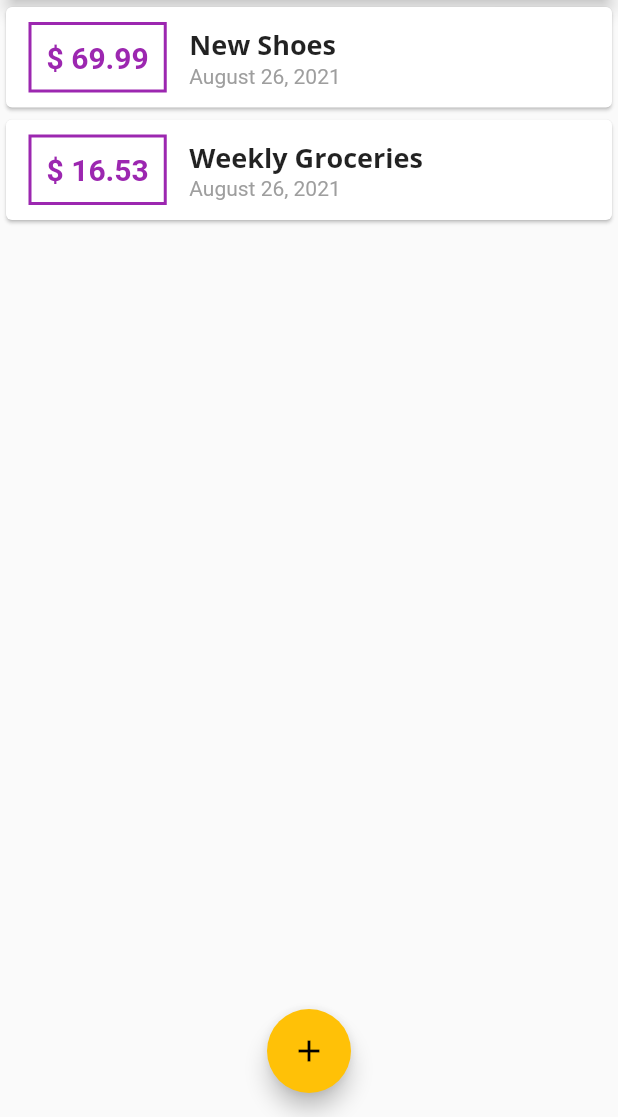
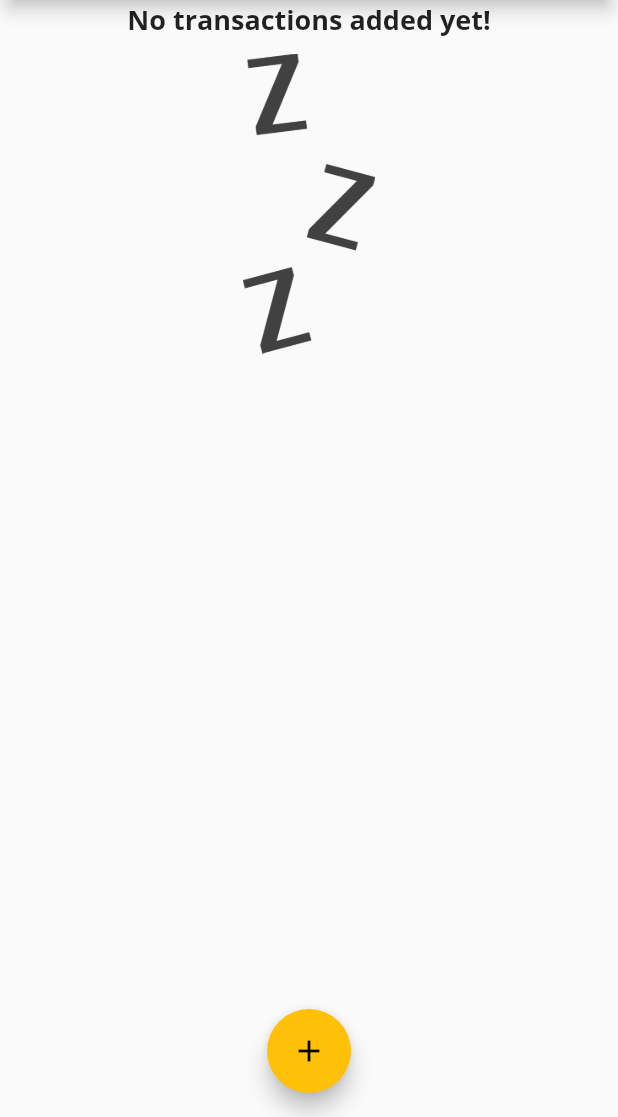
Before and after one commit to nacth/personal_expenses_app, a Flutter app: the screen it shows after launch, on a phone screen of 412 x 824 dp, the part 119-1236 px from its top. Run offline on Flutter 3.47's test engine with Material 2 defaults, Android fonts, the phone set to English and light mode, and no system bars.

```diff
--- a/lib/main.dart
+++ b/lib/main.dart
@@ -16,7 +16,7 @@ class MyApp extends StatelessWidget {
         accentColor: Colors.amber,
         fontFamily: 'Quicksand,',
         textTheme: ThemeData.light().textTheme.copyWith(
-              title: TextStyle(
+              headline6: TextStyle(
                 fontFamily: 'OpenSans',
                 fontWeight: FontWeight.bold,
                 fontSize: 18,
@@ -24,7 +24,7 @@ class MyApp extends StatelessWidget {
             ),
         appBarTheme: AppBarTheme(
           textTheme: ThemeData.light().textTheme.copyWith(
-                title: TextStyle(
+                headline6: TextStyle(
                     fontFamily: 'OpenSans',
                     fontSize: 20,
                     fontWeight: FontWeight.bold),
@@ -42,20 +42,7 @@ class MyHomePage extends StatefulWidget {
 }
 
 class _MyHomePageState extends State<MyHomePage> {
-  final List<Transaction> _userTransactions = [
-    Transaction(
-      id: 't1',
-      title: 'New Shoes',
-      amount: 69.99,
-      date: DateTime.now(),
-    ),
-    Transaction(
-      id: 't2',
-      title: 'Weekly Groceries',
-      amount: 16.53,
-      date: DateTime.now(),
-    ),
-  ];
+  final List<Transaction> _userTransactions = [];
 
   void _addNewTransaction(String title, double amount) {
     final newTx = Transaction(
--- a/lib/widgets/transaction_list.dart
+++ b/lib/widgets/transaction_list.dart
@@ -12,7 +12,24 @@ class TransactionList extends StatelessWidget {
   Widget build(BuildContext context) {
     return Container(
       height: 300,
-      child: ListView.builder(
+      child: transactions.isEmpty
+          ? Column(
+              children: [
+                Text(
+                  'No transactions added yet!',
+                  style: Theme.of(context).textTheme.headline6,
+                ),
+                SizedBox(height: 10),
+                Container(
+                  height: 200,
+                  child: Image.asset(
+                    'assets/images/waiting.png',
+                    fit: BoxFit.cover,
+                  ),
+                ),
+              ],
+            )
+          : ListView.builder(
               itemCount: transactions.length,
               itemBuilder: (context, index) => Card(
                 child: Row(
--- a/pubspec.yaml
+++ b/pubspec.yaml
@@ -36,9 +36,8 @@ flutter:
   # the material Icons class.
   uses-material-design: true
   # To add assets to your application, add an assets section, like this:
-  # assets:
-  #  - images/a_dot_burr.jpeg
-  #  - images/a_dot_ham.jpeg
+  assets:
+   - assets/images/waiting.png
   # An image asset can refer to one or more resolution-specific "variants", see
   # https://flutter.dev/assets-and-images/#resolution-aware.
   # For details regarding adding assets from package dependencies, see
```
Also changed, not shown: assets/images/waiting.png (added). Lines whose indentation alone changed are shown as unchanged.
